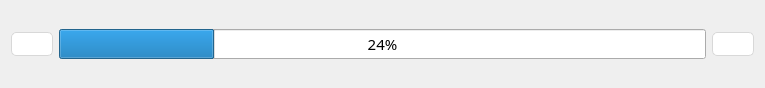
First picture: the form in src/JointPositionWidget.ui, repository thinkexist1989/rocos-viz, before the edit.
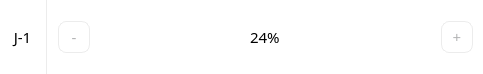
Second picture: the form after the edit. Icons and pictures are not drawn. Custom widgets are drawn as their Qt base class.

Commit message:
Update Control Pannel Style
1. 根据吴老师的设计风格重新设计了控制部分的样式

Patch:
```diff
--- a/src/JointPositionWidget.ui
+++ b/src/JointPositionWidget.ui
@@ -6,8 +6,8 @@
    <rect>
     <x>0</x>
     <y>0</y>
-    <width>765</width>
-    <height>88</height>
+    <width>483</width>
+    <height>74</height>
    </rect>
   </property>
   <property name="font">
@@ -22,11 +22,92 @@
    <string>Form</string>
   </property>
   <property name="styleSheet">
-   <string notr="true">font: 11pt &quot;Alibaba PuHuiTi 3.0&quot;;</string>
+   <string notr="true">QWidget {
+	font: 11pt &quot;Alibaba PuHuiTi 3.0&quot;;
+	background-color: #FFFFFF;
+}</string>
   </property>
-  <layout class="QGridLayout" name="gridLayout">
-   <item row="0" column="0">
+  <layout class="QHBoxLayout" name="horizontalLayout_2">
+   <property name="spacing">
+    <number>0</number>
+   </property>
+   <property name="leftMargin">
+    <number>0</number>
+   </property>
+   <property name="topMargin">
+    <number>0</number>
+   </property>
+   <property name="rightMargin">
+    <number>0</number>
+   </property>
+   <property name="bottomMargin">
+    <number>0</number>
+   </property>
+   <item>
+    <widget class="QLabel" name="name">
+     <property name="minimumSize">
+      <size>
+       <width>45</width>
+       <height>0</height>
+      </size>
+     </property>
+     <property name="maximumSize">
+      <size>
+       <width>45</width>
+       <height>16777215</height>
+      </size>
+     </property>
+     <property name="styleSheet">
+      <string notr="true">QLabel {
+	
+	font: 700 16pt &quot;Alibaba PuHuiTi 3.0&quot;;
+}</string>
+     </property>
+     <property name="text">
+      <string>J-1</string>
+     </property>
+     <property name="alignment">
+      <set>Qt::AlignCenter</set>
+     </property>
+    </widget>
+   </item>
+   <item>
+    <widget class="Line" name="line">
+     <property name="styleSheet">
+      <string notr="true">QFrame {
+	color: #ECECEC;
+}</string>
+     </property>
+     <property name="frameShadow">
+      <enum>QFrame::Plain</enum>
+     </property>
+     <property name="orientation">
+      <enum>Qt::Vertical</enum>
+     </property>
+    </widget>
+   </item>
+   <item>
+    <layout class="QHBoxLayout" name="horizontalLayout">
+     <property name="leftMargin">
+      <number>10</number>
+     </property>
+     <property name="rightMargin">
+      <number>10</number>
+     </property>
+     <item>
     <widget class="QPushButton" name="jointPosMinusButton">
+       <property name="minimumSize">
+        <size>
+         <width>32</width>
+         <height>32</height>
+        </size>
+       </property>
+       <property name="maximumSize">
+        <size>
+         <width>32</width>
+         <height>32</height>
+        </size>
+       </property>
      <property name="toolTip">
       <string>Jogging</string>
      </property>
@@ -36,10 +117,11 @@
      <property name="styleSheet">
       <string notr="true">QPushButton {
 	background-color: white;
-	border: 1px solid #D8D8D8;
-	border-radius: 5px;
+	border: 1px solid #ECECEC;
+	border-radius: 8px;
 	color: #B3B4B5;
-	font-weight: bold;
+	font: 25pt &quot;Alibaba PuHuiTi 3.0&quot;;
+
 }
 
 QPushButton:hover {
@@ -48,17 +130,14 @@
 }
 
 QPushButton:pressed, QPushButton:checked {
-	background-color: #DFF3FC;
+	background-color: #DEF3FD;
 	color: #262626;
 	border: 0;
+	font-weight: bold;
 }</string>
      </property>
      <property name="text">
-      <string/>
-     </property>
-     <property name="icon">
-      <iconset resource="../res.qrc">
-       <normaloff>:/res/leftarrow.png</normaloff>:/res/leftarrow.png</iconset>
+        <string>-</string>
      </property>
      <property name="iconSize">
       <size>
@@ -77,7 +156,7 @@
      </property>
     </widget>
    </item>
-   <item row="0" column="1">
+     <item>
     <widget class="PositionBar" name="jointPosValBar">
      <property name="sizePolicy">
       <sizepolicy hsizetype="Expanding" vsizetype="Preferred">
@@ -85,13 +164,38 @@
        <verstretch>0</verstretch>
       </sizepolicy>
      </property>
+       <property name="styleSheet">
+        <string notr="true">QProgressBar {
+	background-color: transparent;
+	border: 0px;
+   text-align: center;
+}
+
+QProgressBar::chunk {
+	background-color: transparent;
+	border: 0px;
+   text-align: center;
+}</string>
+       </property>
      <property name="value">
       <number>24</number>
      </property>
     </widget>
    </item>
-   <item row="0" column="2">
+     <item>
     <widget class="QPushButton" name="jointPosPlusButton">
+       <property name="minimumSize">
+        <size>
+         <width>32</width>
+         <height>32</height>
+        </size>
+       </property>
+       <property name="maximumSize">
+        <size>
+         <width>32</width>
+         <height>32</height>
+        </size>
+       </property>
      <property name="toolTip">
       <string>Jogging</string>
      </property>
@@ -101,10 +205,11 @@
      <property name="styleSheet">
       <string notr="true">QPushButton {
 	background-color: white;
-	border: 1px solid #D8D8D8;
-	border-radius: 5px;
+	border: 1px solid #ECECEC;
+	border-radius: 8px;
 	color: #B3B4B5;
-	font-weight: bold;
+	font: 25pt &quot;Alibaba PuHuiTi 3.0&quot;;
+
 }
 
 QPushButton:hover {
@@ -113,17 +218,14 @@
 }
 
 QPushButton:pressed, QPushButton:checked {
-	background-color: #DFF3FC;
+	background-color: #DEF3FD;
 	color: #262626;
 	border: 0;
+	font-weight: bold;
 }</string>
      </property>
      <property name="text">
-      <string/>
-     </property>
-     <property name="icon">
-      <iconset resource="../res.qrc">
-       <normaloff>:/res/rightarrow.png</normaloff>:/res/rightarrow.png</iconset>
+        <string>+</string>
      </property>
      <property name="iconSize">
       <size>
@@ -141,6 +243,8 @@
       <number>80</number>
      </property>
     </widget>
+     </item>
+    </layout>
    </item>
   </layout>
  </widget>
```
Left out of the diff: 6 changed lines with no effect on the pictures. Lines whose indentation alone changed are shown as unchanged. The commit also changes 9 other files.
